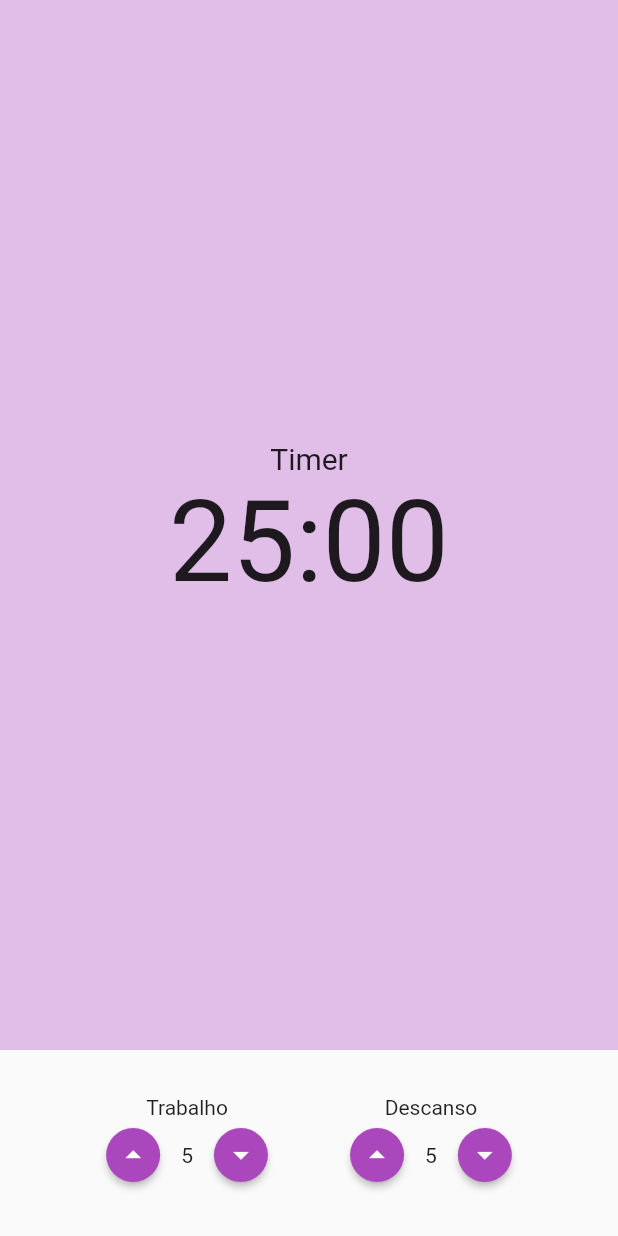
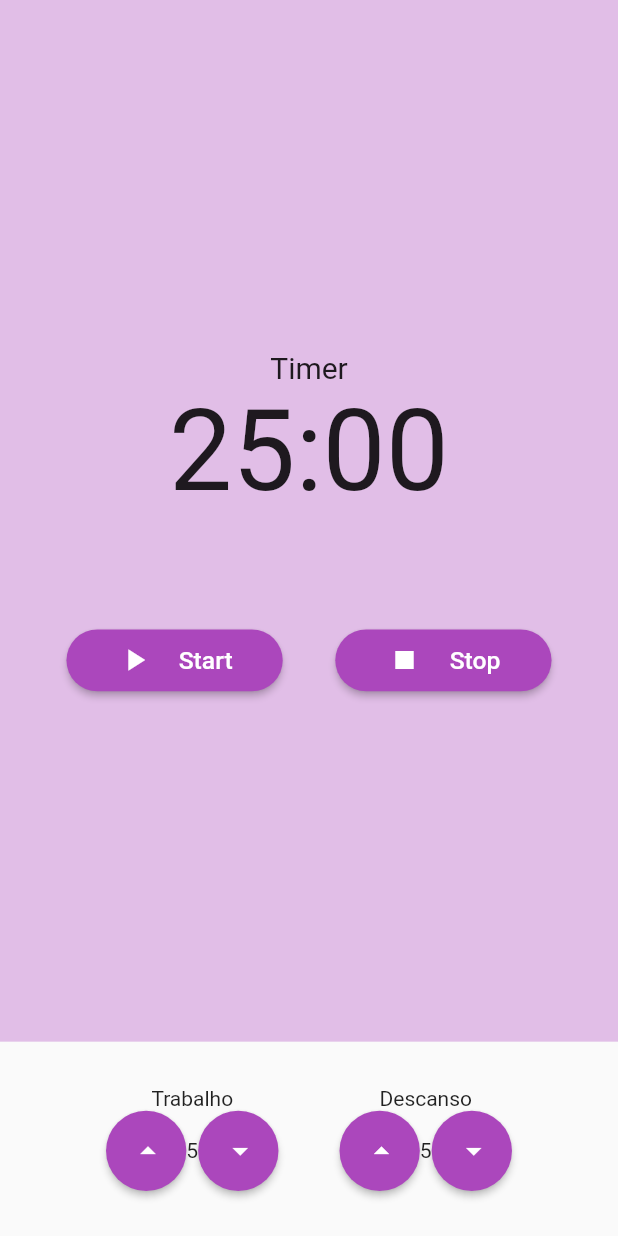
Before and after one commit to lemtd/mobx_project, a Flutter app: the screen it shows after launch, on a phone screen of 412 x 824 dp. Run offline on Flutter 3.47's test engine with Material 2 defaults, Android fonts, the phone set to English and light mode, and no system bars; our stand-ins replace flutter_mobx, flutter_modular, mobx; generated files the repository leaves out were written again.

Commit message:
Correction of buttons size on button widget

```diff
--- a/lib/app/modules/components/button_widget.dart
+++ b/lib/app/modules/components/button_widget.dart
@@ -3,18 +3,26 @@ import 'package:flutter/material.dart';
 class ButtonWidget extends StatelessWidget {
   final Widget widget;
   final Color color;
+  final double width;
+  final double height;
 
-  const ButtonWidget({Key? key, required this.widget, required this.color})
+  const ButtonWidget({Key? key, required this.widget, required this.color, required this.width, required this.height})
       : super(key: key);
 
   @override
   Widget build(BuildContext context) {
-    return ElevatedButton(
-      onPressed: () {},
-      child: this.widget,
-      style: ElevatedButton.styleFrom(
-        shape: CircleBorder(),
-        primary: color,
+    return Container(
+      width: this.width,
+      height: this.height,
+      child: ElevatedButton(
+        onPressed: () {},
+        child: this.widget,
+        style: ElevatedButton.styleFrom(
+          shape: RoundedRectangleBorder(
+            borderRadius: BorderRadius.circular(50),
+          ),
+          primary: color,
+        ),
       ),
     );
   }
--- a/lib/app/modules/components/input_time.dart
+++ b/lib/app/modules/components/input_time.dart
@@ -16,9 +16,9 @@ class InputTime extends StatelessWidget {
         Row(
           mainAxisAlignment: MainAxisAlignment.center,
           children: [
-            ButtonWidget(widget: Icon(Icons.arrow_drop_up), color:Color(0xFFAB47BC),),
+            ButtonWidget(widget: Icon(Icons.arrow_drop_up), color:Color(0xFFAB47BC), width: MediaQuery.of(context).size.shortestSide * 0.13, height: MediaQuery.of(context).size.shortestSide * 0.13,),
             Text('${this.initial_time}'),
-            ButtonWidget(widget: Icon(Icons.arrow_drop_down), color:Color(0xFFAB47BC),),
+            ButtonWidget(widget: Icon(Icons.arrow_drop_down), color:Color(0xFFAB47BC), width: MediaQuery.of(context).size.shortestSide * 0.13, height: MediaQuery.of(context).size.shortestSide * 0.13,),
           ],
         ),
       ],
--- a/lib/app/modules/components/timer.dart
+++ b/lib/app/modules/components/timer.dart
@@ -1,4 +1,7 @@
+import 'dart:ui';
+
 import 'package:flutter/material.dart';
+import 'package:mobx_project/app/modules/components/button_widget.dart';
 
 class Timer extends StatelessWidget {
   const Timer({Key? key}) : super(key: key);
@@ -18,6 +21,54 @@ class Timer extends StatelessWidget {
             '25:00',
             style: TextStyle(fontSize: 75),
           ),
+          SizedBox(
+            height: 75,
+          ),
+          Row(
+            mainAxisAlignment: MainAxisAlignment.center,
+            children: [
+              ButtonWidget(
+                widget: Row(
+                  mainAxisAlignment: MainAxisAlignment.spaceEvenly,
+                  children: [
+                    Icon(Icons.play_arrow),
+                    Text(
+                      'Start',
+                      style: TextStyle(
+                        fontSize:
+                            MediaQuery.of(context).size.shortestSide * 0.04,
+                        color: Color.fromARGB(255, 255, 255, 255),
+                      ),
+                    ),
+                  ],
+                ),
+                color: Color(0xFFAB47BC),
+                width: MediaQuery.of(context).size.shortestSide * 0.35,
+                height: MediaQuery.of(context).size.shortestSide * 0.1,
+              ),
+              SizedBox(
+                width: 35,
+              ),
+              ButtonWidget(
+                widget: Row(
+                  mainAxisAlignment: MainAxisAlignment.spaceEvenly,
+                  children: [
+                    Icon(Icons.stop),
+                    Text(
+                      'Stop',
+                      style: TextStyle(
+                        fontSize: MediaQuery.of(context).size.shortestSide * 0.04,
+                        color: Color.fromARGB(255, 255, 255, 255),
+                      ),
+                    ),
+                  ],
+                ),
+                color: Color(0xFFAB47BC),
+                width: MediaQuery.of(context).size.shortestSide * 0.35,
+                height: MediaQuery.of(context).size.shortestSide * 0.1,
+              ),
+            ],
+          )
         ],
       ),
     );
```
